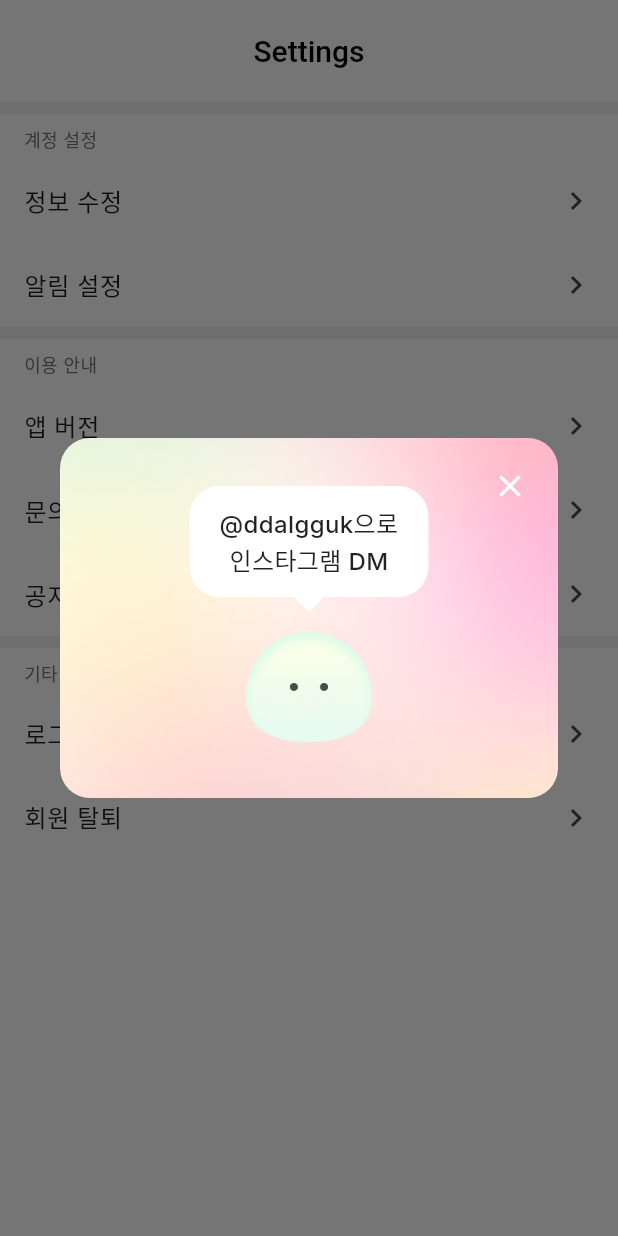
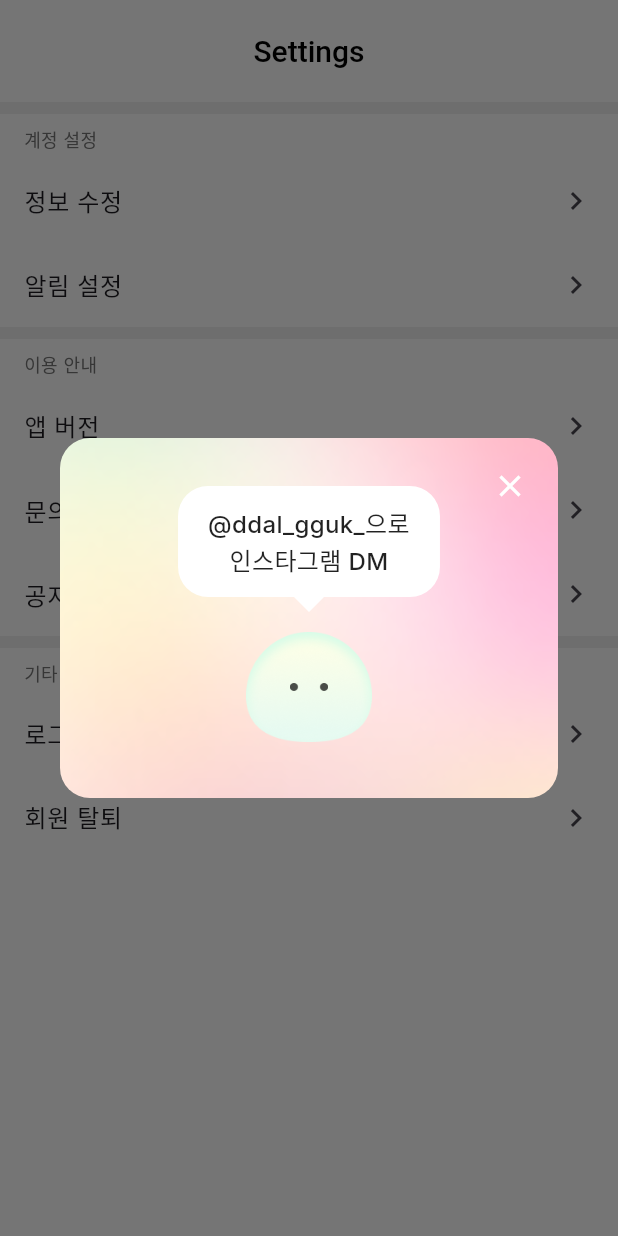
Before and after one commit to a-idiots/ddalgguk, a Flutter app: the SettingsScreen screen opened directly, after a tap on "문의하기", on a phone screen of 412 x 824 dp. Run offline on Flutter 3.47's test engine with Material 3 defaults, Android fonts, the phone set to English and light mode, and no system bars; our stand-ins replace cloud_firestore, equatable, firebase_analytics, firebase_auth, firebase_core, fl_chart and 13 more; missing offline and left inert: appinio_social_share, gal, kakao_flutter_sdk_user; accounts and stored records are empty; Roboto replaces fonts that are missing (GmarketSans).

Commit message:
chore: Modify insta id

```diff
--- a/lib/features/settings/widgets/settings_dialogs.dart
+++ b/lib/features/settings/widgets/settings_dialogs.dart
@@ -158,7 +158,7 @@ void showContactDialog(BuildContext context) {
     context: context,
     builder: (context) => const SakuInfoDialog(
       content: Text(
-        '@ddalgguk으로\n인스타그램 DM',
+        '@ddal_gguk_으로\n인스타그램 DM',
         textAlign: TextAlign.center,
         style: TextStyle(
           fontFamily: 'Inter',
```
